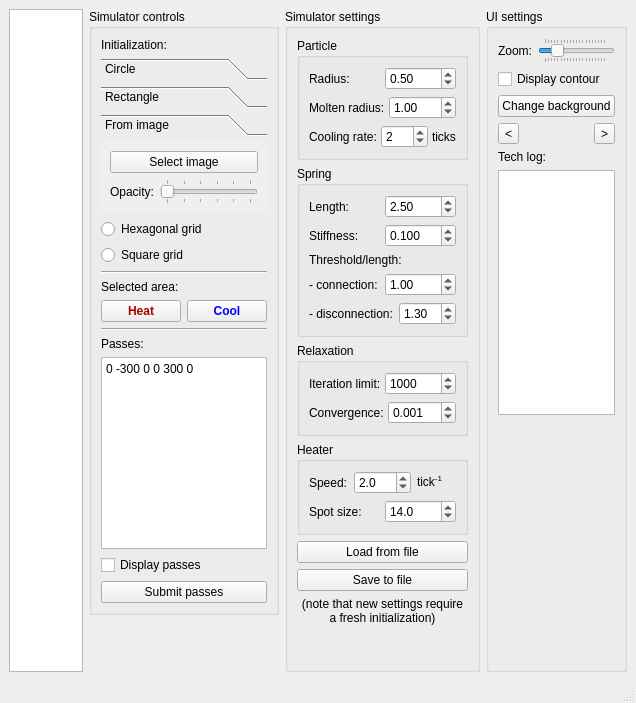
Old version of the form simulator/ui/mainwindow.ui in the repository dantrag/spring_simulator.
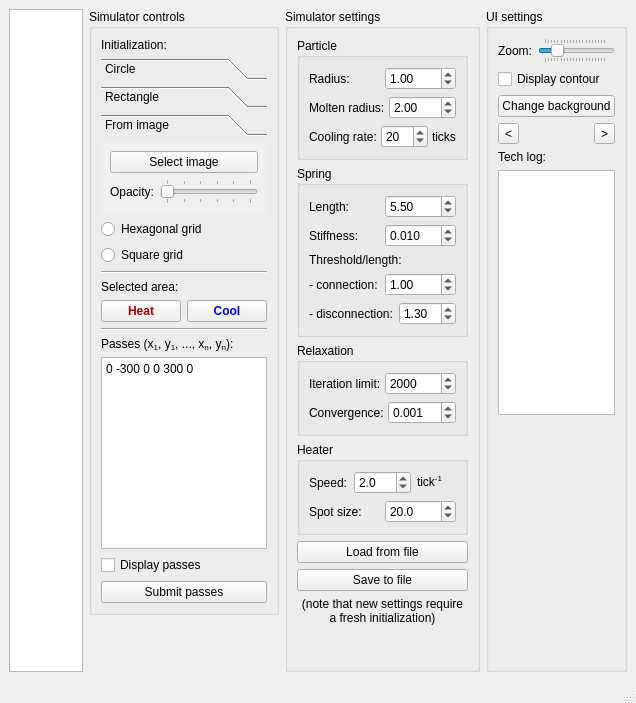
New version of the form.

Commit message: Set current best settings as default if no settings file is supplied

Diff of the .ui file:
```diff
--- a/simulator/ui/mainwindow.ui
+++ b/simulator/ui/mainwindow.ui
@@ -452,7 +452,7 @@
          <item>
           <widget class="QLabel" name="static1">
            <property name="text">
-            <string>Passes:</string>
+            <string>&lt;html&gt;&lt;head/&gt;&lt;body&gt;&lt;p&gt;Passes (x&lt;span style=&quot; vertical-align:sub;&quot;&gt;1&lt;/span&gt;, y&lt;span style=&quot; vertical-align:sub;&quot;&gt;1&lt;/span&gt;, ..., x&lt;span style=&quot; vertical-align:sub;&quot;&gt;n&lt;/span&gt;, y&lt;span style=&quot; vertical-align:sub;&quot;&gt;n&lt;/span&gt;):&lt;/p&gt;&lt;/body&gt;&lt;/html&gt;</string>
            </property>
           </widget>
          </item>
@@ -531,7 +531,7 @@
                <double>999.000000000000000</double>
               </property>
               <property name="value">
-               <double>0.500000000000000</double>
+               <double>1.000000000000000</double>
               </property>
              </widget>
             </item>
@@ -561,7 +561,7 @@
                <double>999.000000000000000</double>
               </property>
               <property name="value">
-               <double>1.000000000000000</double>
+               <double>2.000000000000000</double>
               </property>
              </widget>
             </item>
@@ -588,7 +588,7 @@
                <number>999</number>
               </property>
               <property name="value">
-               <number>2</number>
+               <number>20</number>
               </property>
              </widget>
             </item>
@@ -634,7 +634,7 @@
                <double>999.000000000000000</double>
               </property>
               <property name="value">
-               <double>2.500000000000000</double>
+               <double>5.500000000000000</double>
               </property>
              </widget>
             </item>
@@ -667,7 +667,7 @@
                <double>0.010000000000000</double>
               </property>
               <property name="value">
-               <double>0.100000000000000</double>
+               <double>0.010000000000000</double>
               </property>
              </widget>
             </item>
@@ -773,7 +773,7 @@
                <number>10000</number>
               </property>
               <property name="value">
-               <number>1000</number>
+               <number>2000</number>
               </property>
              </widget>
             </item>
@@ -879,7 +879,7 @@
                <double>999.000000000000000</double>
               </property>
               <property name="value">
-               <double>14.000000000000000</double>
+               <double>20.000000000000000</double>
               </property>
              </widget>
             </item>
```
The commit also changes 2 other files.
